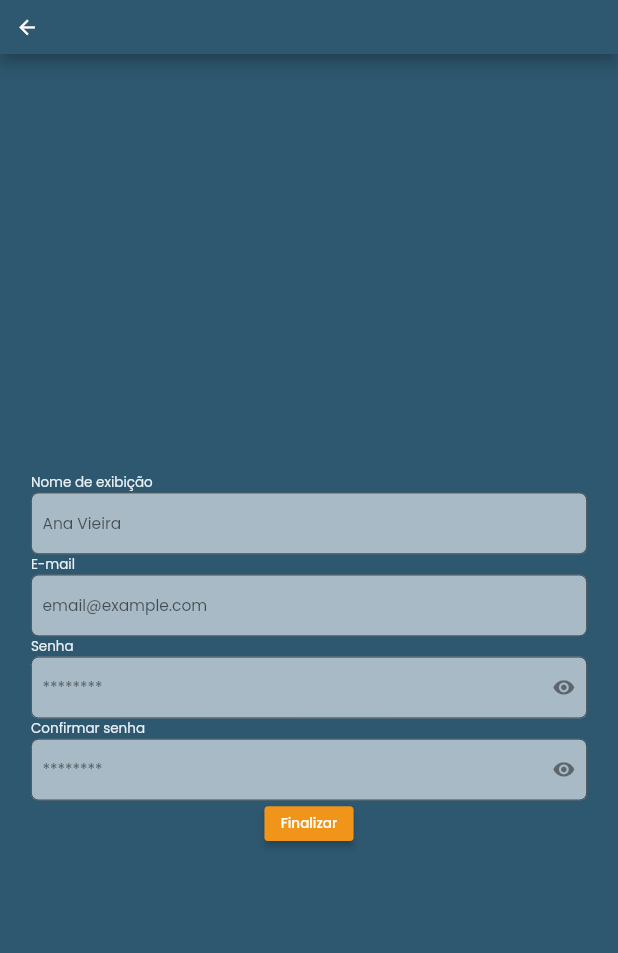
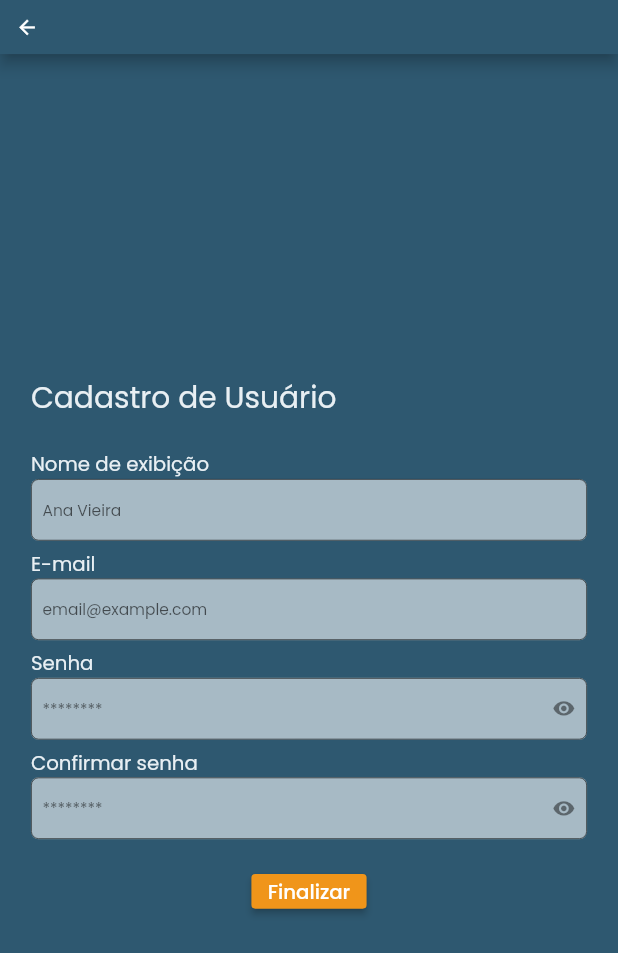
Before and after one commit to lmtsufape/nutricao-animal-app, a Flutter app: the SignUpScreen screen opened by its route, on a phone screen of 412 x 824 dp. Shown: the top 953 px of the screen. Run offline on Flutter 3.47's test engine with Material 2 defaults, Android fonts, the phone set to English and light mode, and no system bars; our stand-ins replace device_preview, dio, dropdown_search, google_fonts, responsive_framework, shared_preferences and 1 more; accounts and stored records are empty.

Commit message:
Responsividade na SignUpScreen

```diff
--- a/lib/screens/sign_up/sign_up_screen.dart
+++ b/lib/screens/sign_up/sign_up_screen.dart
@@ -22,6 +22,8 @@ class SignUpScreen extends StatefulWidget {
 class _SignUpScreenState extends State<SignUpScreen> {
   @override
   Widget build(BuildContext context) {
+    final heightScreen = MediaQuery.of(context).size.height;
+    final widthScreen = MediaQuery.of(context).size.width;
     return MultiProvider(
       providers: [
         ChangeNotifierProvider(create: (_) => SignUpController()),
@@ -40,42 +42,51 @@ class _SignUpScreenState extends State<SignUpScreen> {
                       mainAxisAlignment: MainAxisAlignment.center,
                       crossAxisAlignment: CrossAxisAlignment.start,
                       children: [
-                        const Text(
+                        Text(
                           'Cadastro de Usuário',
                           style: TextStyle(
-                              color: kBackgroundColor, fontSize: kLargeSize),
+                              color: kBackgroundColor, fontSize: heightScreen * kLargeSize),
                         ),
                         const SizedBox(
                           height: 30,
                         ),
-                        const Text(
+                        Text(
                           'Nome de exibição',
-                          style: TextStyle(color: kBackgroundColor),
+                          style: TextStyle(color: kBackgroundColor, fontSize: heightScreen * kMediumSize),
                         ),
                         CustomTextFormField(
                           hintText: 'Ana Vieira',
                           controller: controller.nameController,
                         ),
                         const VerticalSpacerBox(size: SpacerSize.small),
-                        const Text(
+                        Padding(
+                          padding: const EdgeInsets.only(top: 8),
+                          child: Text(
                             'E-mail',
-                          style: TextStyle(color: kBackgroundColor),
+                            style: TextStyle(color: kBackgroundColor, fontSize: heightScreen * kMediumSize),
+                          ),
                         ),
                         CustomTextFormField(
                           hintText: 'email@example.com',
                           controller: controller.emailController,
                         ),
                         const VerticalSpacerBox(size: SpacerSize.small),
-                        const Text('Senha',
-                            style: TextStyle(color: kBackgroundColor)),
+                        Padding(
+                          padding: const EdgeInsets.only(top: 8),
+                          child: Text('Senha',
+                              style: TextStyle(color: kBackgroundColor, fontSize: heightScreen * kMediumSize)),
+                        ),
                         CustomTextFormField(
                           hintText: '********',
                           isPassword: true,
                           controller: controller.passwordController,
                         ),
                         const VerticalSpacerBox(size: SpacerSize.small),
-                        const Text('Confirmar senha',
-                            style: TextStyle(color: kBackgroundColor)),
+                        Padding(
+                          padding: const EdgeInsets.only(top: 8),
+                          child: Text('Confirmar senha',
+                              style: TextStyle(color: kBackgroundColor, fontSize: heightScreen * kMediumSize)),
+                        ),
                         CustomTextFormField(
                           hintText: '********',
                           isPassword: true,
@@ -83,11 +94,13 @@ class _SignUpScreenState extends State<SignUpScreen> {
                         ),
                         const VerticalSpacerBox(size: SpacerSize.small),
                         const SizedBox(
-                          height: kMediumSize,
+                          height: 16,
                         ),
-                        Center(
+                        Padding(
+                          padding: const EdgeInsets.only(top: 14),
+                          child: Center(
                             child: PrimaryButton(
-                              text: const Text('Finalizar'),
+                                text: Text('Finalizar', style: TextStyle(fontSize: heightScreen * kMediumSize),),
                                 onPressed: () {
                                   if (validateFields(
                                       controller.nameController.text,
@@ -111,6 +124,7 @@ class _SignUpScreenState extends State<SignUpScreen> {
                                   }
                                 }),
                           ),
+                        ),
                       ],
                     ),
                   ),
```
Lines whose indentation alone changed are shown as unchanged.
